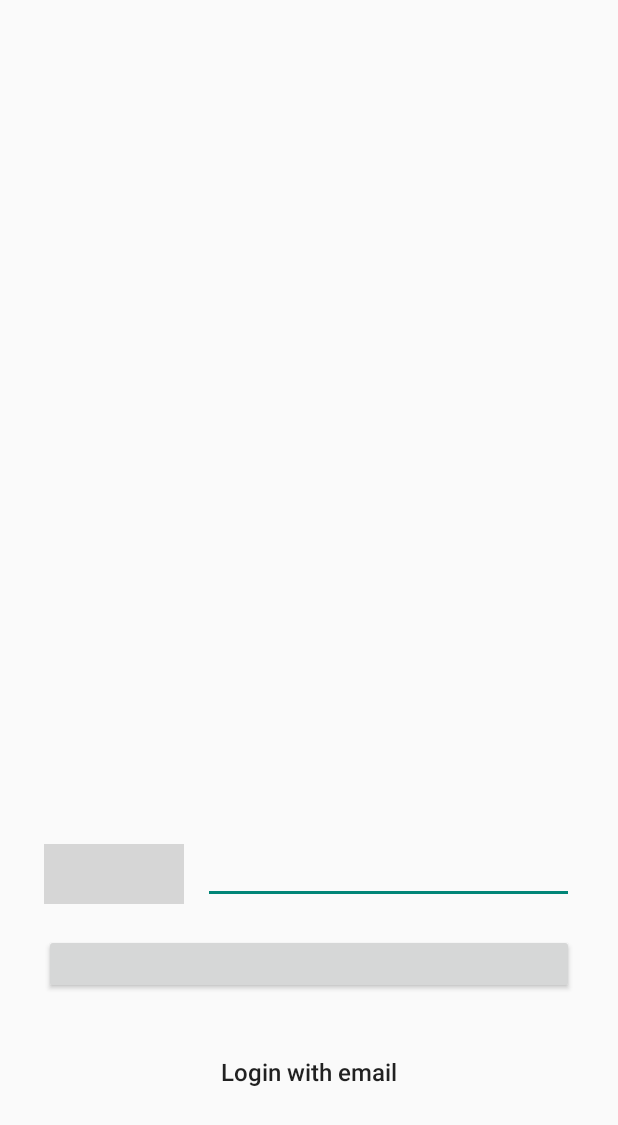
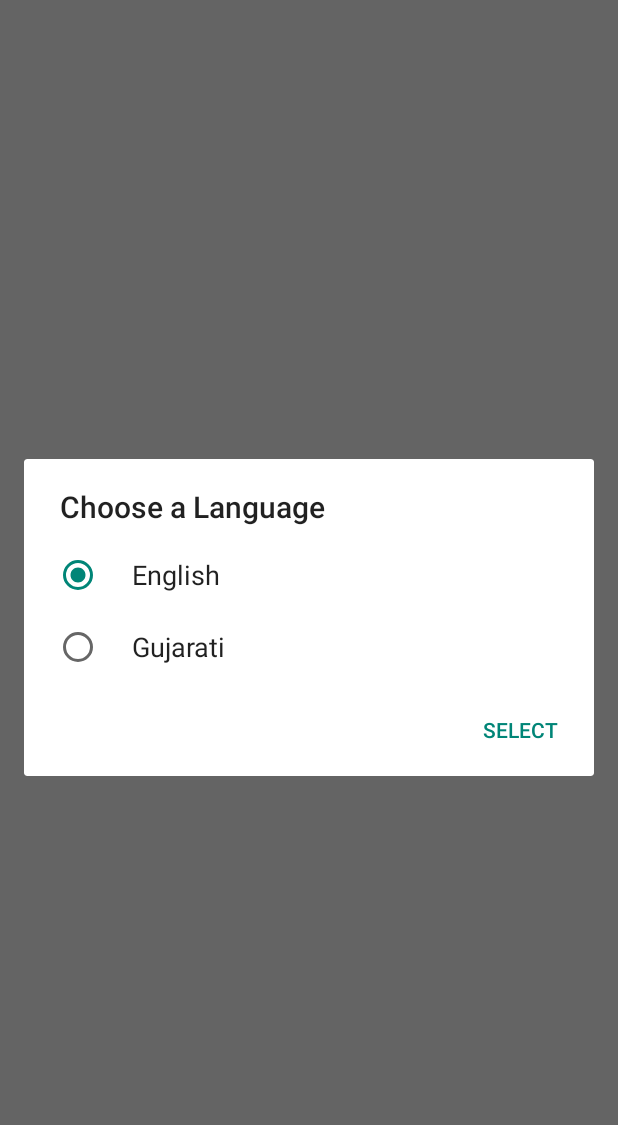
Before and after one commit to My-Dairy/My-Dairy, an Android app: the screen it shows after launch (PhoneLoginActivity before the commit, SplashActivity after it), on a phone screen of 412 x 824 dp. Shown: the top 1125 px of the screen. Run offline under Robolectric (Android 15) with nearby library versions, the phone set to English and light mode, and no system bars; our stand-ins replace Firebase (no records; nobody signed in at launch, a user with empty details on screens opened directly); plain views replace CountryCodePicker; grey boxes are pictures that could not be loaded.

Commit message:
Multiple Language Support

```diff
--- a/app/build.gradle
+++ b/app/build.gradle
@@ -7,6 +7,8 @@ android {
     buildToolsVersion "30.0.3"
 
     defaultConfig {
+
+        resConfigs "en", "hi", "gu"
         applicationId "com.example.mydairy"
         minSdkVersion 23
         targetSdkVersion 30
@@ -43,6 +45,8 @@ dependencies {
     implementation 'com.chaos.view:pinview:1.4.3'
     implementation 'com.google.android.gms:play-services-auth:19.0.0'
     implementation 'com.firebaseui:firebase-ui-database:7.1.1'
+    implementation 'io.michaelrocks:libphonenumber-android:8.12.27'
+
 }
 apply plugin: 'com.android.application'
 apply plugin: 'com.google.gms.google-services'
--- a/app/src/main/AndroidManifest.xml
+++ b/app/src/main/AndroidManifest.xml
@@ -6,6 +6,7 @@
     <uses-permission android:name="android.permission.INTERNET" />
 
     <application
+
         android:icon="@mipmap/ic_launcher"
         android:label="@string/app_name"
         android:roundIcon="@mipmap/ic_launcher_round"
--- a/app/src/main/java/com/example/mydairy/splash/SplashActivity.java
+++ b/app/src/main/java/com/example/mydairy/splash/SplashActivity.java
@@ -1,9 +1,19 @@
 package com.example.mydairy.splash;
 
+import android.app.Activity;
+import android.app.AlertDialog;
+import android.content.DialogInterface;
 import android.content.Intent;
+import android.content.SharedPreferences;
+import android.content.res.Configuration;
+import android.content.res.Resources;
+import android.os.Build;
 import android.os.Bundle;
 import android.os.Handler;
+import android.util.DisplayMetrics;
+import android.util.Log;
 import android.view.WindowManager;
+import android.widget.Toast;
 
 import androidx.appcompat.app.AppCompatActivity;
 
@@ -12,15 +22,21 @@ import com.example.mydairy.phonelogin.PhoneLoginActivity;
 import com.example.mydairy.R;
 import com.google.firebase.auth.FirebaseAuth;
 import com.google.firebase.auth.FirebaseUser;
+import com.google.firebase.auth.PlayGamesAuthCredential;
+
+import java.util.Locale;
 
 public class SplashActivity extends AppCompatActivity {
 
     private FirebaseAuth firebaseAuth;
     public static int flag_for_loc_dialog =0;
+    String selectedLanguage = "English";
 
     @Override
     protected void onCreate(Bundle savedInstanceState) {
         super.onCreate(savedInstanceState);
+       // loadLocale();
+        setLocale("gu");
         setContentView(R.layout.activity_splash);
 
         getWindow().setFlags(WindowManager.LayoutParams.FLAG_FULLSCREEN,
@@ -34,18 +50,93 @@ public class SplashActivity extends AppCompatActivity {
                 FirebaseUser user = firebaseAuth.getCurrentUser();
 
                 if(user == null){
-                    Intent intent = new Intent(SplashActivity.this, PhoneLoginActivity.class);
-                    SplashActivity.this.startActivity(intent);
-                    SplashActivity.this.finish();
+                    showAlertDialog();
+
                 }
                 else
                 {
+
                     Intent intent = new Intent(SplashActivity.this, MainActivity.class);
                     SplashActivity.this.startActivity(intent);
+
                     SplashActivity.this.finish();
                 }
 
             }
         }, 2200);
     }
+
+        private void showAlertDialog() {
+        String[] languages = {"English","Gujarati"};
+        AlertDialog.Builder builder = new AlertDialog.Builder(SplashActivity.this);
+        builder.setTitle("Choose a Language");
+        builder.setSingleChoiceItems(languages, 0, new DialogInterface.OnClickListener() {
+            @Override
+            public void onClick(DialogInterface dialog, int which) {
+
+                selectedLanguage = languages[which];
+
+
+            }
+        });
+        builder.setPositiveButton("Select", new DialogInterface.OnClickListener() {
+            @Override
+            public void onClick(DialogInterface dialog, int which) {
+
+
+                System.out.println("jk1 "+selectedLanguage);
+                if(selectedLanguage.equals("English"))
+                {Log.i("Snt","Ahhiya3");
+                    setLocale("en");
+                }
+                else if(selectedLanguage.equals("Gujarati"))
+
+
+                { Log.i("Snt","Ahhiya4");
+                    setLocale("gu");
+                }
+                dialog.dismiss();
+                Log.i("Snt","Ahhiya");
+                Intent intent = new Intent(SplashActivity.this, PhoneLoginActivity.class);
+                SplashActivity.this.startActivity(intent);
+                SplashActivity.this.finish();
+            }
+        });
+
+        builder.show();
+
+    }
+
+//    public void setLocale(String lang) {
+//        Log.i("Snt","Ahhiya2");
+//        Locale locale = new Locale(lang);
+//        Locale.setDefault(locale);
+//        Configuration configuration = new Configuration();
+//        configuration.locale=locale;
+//        getBaseContext().getResources().updateConfiguration(configuration,getBaseContext().getResources().getDisplayMetrics());
+//        SharedPreferences.Editor editor = getSharedPreferences("Settings",MODE_PRIVATE).edit();
+//        editor.putString("My_Lang", lang);
+//
+//        System.out.println("jk " +lang);
+//        editor.apply();
+//        //Intent refresh = new Intent(this, PhoneLoginActivity.class);
+//        //finish();
+//        //startActivity(refresh);
+//    }
+//    public void loadLocale()
+//    {
+//        SharedPreferences preferences =  getSharedPreferences("Settings",Activity.MODE_PRIVATE);
+//        String language = preferences.getString("My_Lang","");
+//        setLocale(language);
+//    }
+
+    private void setLocale(String localeCode){
+        System.out.println("jk" + localeCode);
+        Resources resources = getResources();
+        DisplayMetrics dm = resources.getDisplayMetrics();
+        Configuration config = resources.getConfiguration();
+        config.setLocale(new Locale(localeCode.toLowerCase()));
+        resources.updateConfiguration(config, dm);
+    }
+
 }
--- a/app/src/main/res/layout/activity_phone_login.xml
+++ b/app/src/main/res/layout/activity_phone_login.xml
@@ -25,6 +25,7 @@
 
     <TextView
         android:id="@+id/textview_log_in_with_number"
+        android:text="@string/login_with_phone_number"
         android:layout_width="wrap_content"
         android:layout_height="wrap_content"
         android:layout_marginBottom="40dp"
@@ -88,7 +89,7 @@
         android:layout_marginRight="29dp"
         android:layout_marginBottom="89dp"
         android:textAllCaps="false"
-        android:text="Login with email"
+        android:text="@string/login_with_email"
         android:textSize="16sp"
         android:background="@null"
         app:layout_constraintBottom_toBottomOf="parent"
--- a/app/src/main/res/values/colors.xml
+++ b/app/src/main/res/values/colors.xml
@@ -6,5 +6,5 @@
     <color name="teal_200">#FF03DAC5</color>
     <color name="teal_700">#FF018786</color>
     <color name="black">#FF000000</color>
-    <color name="white">#FFFFFFFF</color>
+    <color name="white">#FFFFFF</color>
 </resources>
--- a/app/src/main/res/values/strings.xml
+++ b/app/src/main/res/values/strings.xml
@@ -3,7 +3,6 @@
     <string name="hello_sp">Hello SP</string>
 
     <!--activity_email_register.xml-->
-    <string name="sign_up">Sign up with email</string>
     <string name="enter_email">Enter your email</string>
     <string name="enter_password">Enter new password</string>
     <string name="confirm_password">Confirm your password</string>
@@ -22,5 +21,8 @@
     <string name="enter_name">Enter your name</string>
     <string name="enter_surname">Enter your surname</string>
     <string name="enter_city">Enter your city</string>
+    <string name="sign_up">Sign up with Email</string>
+    <string name="login_with_email">Login with email</string>
+    <string name="login_with_phone_number">Login With Phone Number</string>
 
 </resources>
```
Also changed, not shown: 509 other files.
